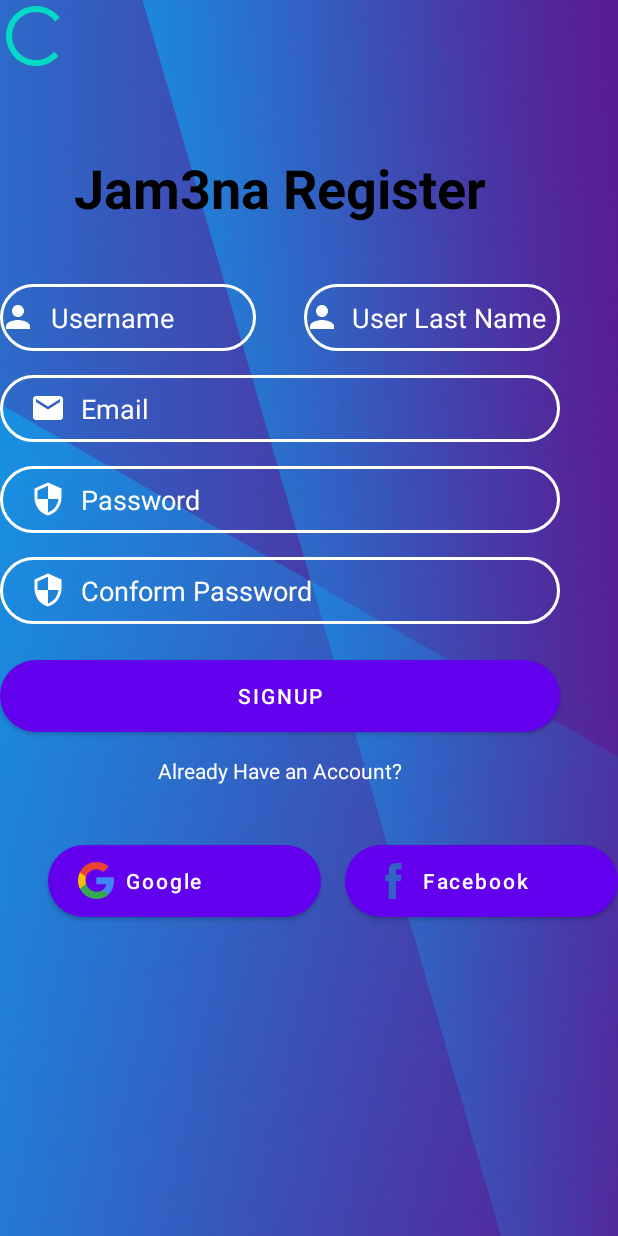
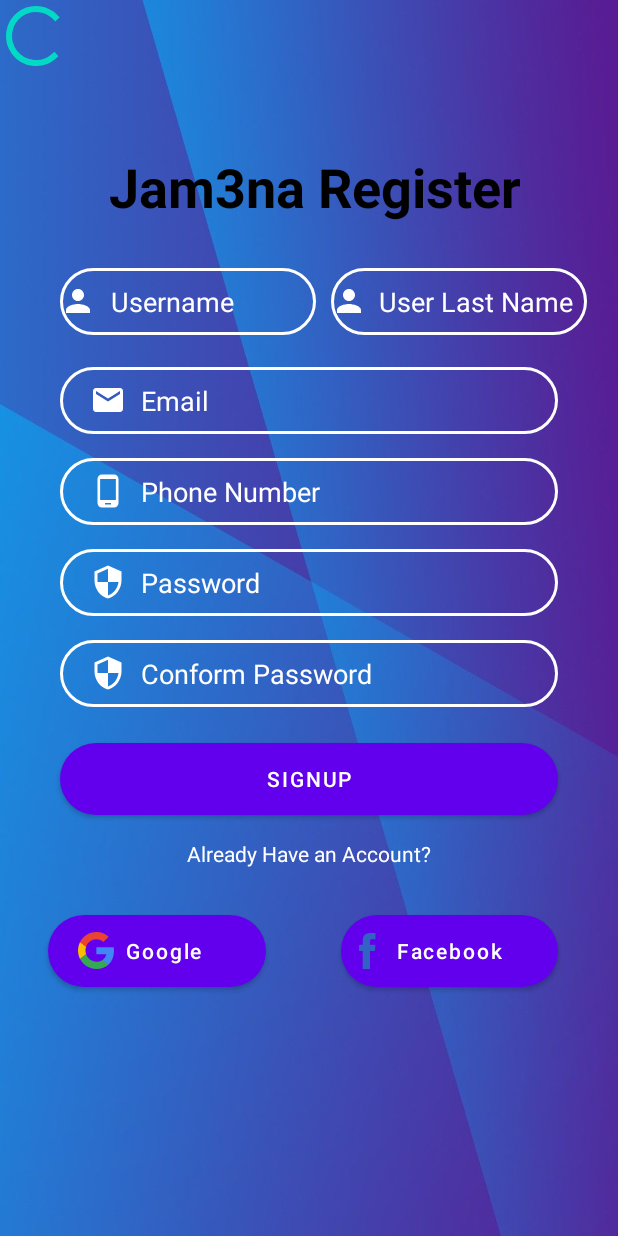
Before and after one commit to talaSilwadi/Jam3na_application_2021, an Android app: the layout activity_register_controller.xml on its own in the app's theme, with its tools: preview values and no code run, on a phone screen of 412 x 824 dp. Run offline under Robolectric (Android 15) with nearby library versions, the phone set to English and light mode, and no system bars.

Commit message:
signup connected to firebase ,User  profile display data of user

```diff
--- a/app/src/main/AndroidManifest.xml
+++ b/app/src/main/AndroidManifest.xml
@@ -17,7 +17,7 @@
             </intent-filter>
         </activity>
         <activity android:name=".View.RegisterController" />
-        <activity android:name=".View.MainActivity">
+        <activity android:name=".View.profileController">
             <intent-filter>
                 <action android:name="android.intent.action.MAIN" />
 
--- a/app/src/main/java/com/example/jam3na_testing/View/LoginController.java
+++ b/app/src/main/java/com/example/jam3na_testing/View/LoginController.java
@@ -69,7 +69,7 @@ public class LoginController extends AppCompatActivity {
                     public void onComplete(@NonNull Task<AuthResult> task) {
                         if(task.isSuccessful()){
                             Toast.makeText(LoginController.this, "LogIn successfully.", Toast.LENGTH_SHORT).show();
-                            startActivity(new Intent(getApplicationContext(),MainActivity.class));
+                            startActivity(new Intent(getApplicationContext(), profileController.class));
 
                         }else{
                             Toast.makeText(LoginController.this, "Error!" + task.getException().getMessage(), Toast.LENGTH_SHORT).show();
--- /dev/null
+++ b/app/src/main/res/drawable/ic_phone.xml
@@ -0,0 +1,5 @@
+<vector android:height="24dp" android:tint="#FFFFFF"
+    android:viewportHeight="24" android:viewportWidth="24"
+    android:width="24dp" xmlns:android="http://schemas.android.com/apk/res/android">
+    <path android:fillColor="@android:color/white" android:pathData="M16,1L8,1C6.34,1 5,2.34 5,4v16c0,1.66 1.34,3 3,3h8c1.66,0 3,-1.34 3,-3L19,4c0,-1.66 -1.34,-3 -3,-3zM14,21h-4v-1h4v1zM17.25,18L6.75,18L6.75,4h10.5v14z"/>
+</vector>
--- a/app/src/main/res/layout/activity_register_controller.xml
+++ b/app/src/main/res/layout/activity_register_controller.xml
@@ -5,6 +5,7 @@
     android:layout_width="match_parent"
     android:layout_height="match_parent"
     android:background="@drawable/bb">
+
 
     <TextView
         android:id="@+id/logo"
@@ -16,28 +17,25 @@
         android:textStyle="bold"
         android:visibility="visible"
         app:layout_constraintBottom_toBottomOf="parent"
-        app:layout_constraintEnd_toEndOf="@id/linearLayout"
+        app:layout_constraintEnd_toEndOf="parent"
+        app:layout_constraintHorizontal_bias="0.333"
         app:layout_constraintStart_toStartOf="@id/btnRegister"
         app:layout_constraintTop_toTopOf="parent"
-        app:layout_constraintVertical_bias="0.13"
 
 
-        />
-
-
+        app:layout_constraintVertical_bias="0.129" />
 
     <LinearLayout
         android:id="@+id/linearLayout"
-        android:layout_width="wrap_content"
-        android:layout_height="wrap_content"
-        android:layout_marginTop="40dp"
-        android:gravity="center"
+        android:layout_width="match_parent"
+        android:layout_height="50dp"
+        android:layout_marginTop="30dp"
         android:orientation="horizontal"
         android:layout_marginStart="40dp"
         android:textAlignment="center"
         app:layout_constraintEnd_toEndOf="@+id/logo"
         app:layout_constraintHorizontal_bias="0.0"
-        app:layout_constraintStart_toStartOf="@+id/btnlogin"
+        app:layout_constraintStart_toStartOf="parent"
         app:layout_constraintTop_toBottomOf="@+id/logo"
         tools:ignore="UnknownIdInLayout">
 
@@ -66,7 +64,7 @@
             android:id="@+id/inputLastUsername"
             android:layout_width="wrap_content"
             android:layout_height="wrap_content"
-            android:layout_marginStart="32dp"
+            android:layout_marginStart="10dp"
             android:layout_marginTop="0dp"
             android:layout_marginEnd="0dp"
             android:background="@drawable/input_bg"
@@ -90,6 +88,7 @@
         android:layout_width="0dp"
         android:layout_height="wrap_content"
         android:layout_marginTop="16dp"
+        android:layout_marginEnd="40dp"
         android:background="@drawable/input_bg"
         android:drawableLeft="@drawable/ic_email"
         android:drawablePadding="10dp"
@@ -108,6 +107,29 @@
         tools:ignore="TextFields" />
 
     <EditText
+        android:id="@+id/inputPhoneNumber"
+        android:layout_width="0dp"
+        android:layout_height="wrap_content"
+        android:layout_marginTop="16dp"
+        android:layout_marginEnd="40dp"
+        android:background="@drawable/input_bg"
+        android:drawableLeft="@drawable/ic_phone"
+        android:drawablePadding="10dp"
+        android:ems="10"
+        android:hint="Phone Number"
+        android:inputType="phone"
+        android:paddingLeft="20dp"
+        android:paddingTop="10dp"
+        android:paddingRight="0dp"
+        android:paddingBottom="10dp"
+        android:textColor="@color/colorWhite"
+        android:textColorHint="@color/colorWhite"
+        app:layout_constraintEnd_toEndOf="parent"
+        app:layout_constraintStart_toStartOf="@+id/inputEmail"
+        app:layout_constraintTop_toBottomOf="@+id/inputEmail"
+        tools:ignore="TextFields" />
+
+    <EditText
         android:id="@+id/inputPassword"
         android:layout_width="0dp"
         android:layout_height="wrap_content"
@@ -117,16 +139,16 @@
         android:drawablePadding="10dp"
         android:ems="10"
         android:hint="Password"
-        android:inputType="textVisiblePassword"
+        android:inputType="textPassword"
         android:paddingLeft="20dp"
         android:paddingTop="10dp"
         android:paddingRight="10dp"
         android:paddingBottom="10dp"
         android:textColor="@color/colorWhite"
         android:textColorHint="@color/colorWhite"
-        app:layout_constraintEnd_toEndOf="@+id/inputEmail"
-        app:layout_constraintStart_toStartOf="@+id/inputEmail"
-        app:layout_constraintTop_toBottomOf="@+id/inputEmail" />
+        app:layout_constraintEnd_toEndOf="@+id/inputPhoneNumber"
+        app:layout_constraintStart_toStartOf="@+id/inputPhoneNumber"
+        app:layout_constraintTop_toBottomOf="@+id/inputPhoneNumber" />
 
     <EditText
         android:id="@+id/inputConformPassword"
@@ -138,7 +160,7 @@
         android:drawablePadding="10dp"
         android:ems="10"
         android:hint="Conform Password"
-        android:inputType="textVisiblePassword"
+        android:inputType="textPassword"
         android:paddingLeft="20dp"
         android:paddingTop="10dp"
         android:paddingRight="10dp"
@@ -177,7 +199,7 @@
         android:layout_width="0dp"
         android:layout_height="wrap_content"
         android:layout_marginStart="32dp"
-        android:layout_marginEnd="8dp"
+        android:layout_marginEnd="50dp"
         android:background="@drawable/btn_bg"
         android:drawableLeft="@drawable/ic_google"
         android:drawablePadding="10dp"
@@ -196,11 +218,12 @@
         android:id="@+id/btnFacebook"
         android:layout_width="0dp"
         android:layout_height="wrap_content"
-        android:layout_marginStart="8dp"
+        android:layout_marginEnd="40dp"
         android:background="@drawable/btn_bg"
         android:drawableLeft="@drawable/ic_facebook"
         android:drawablePadding="10dp"
-        android:paddingLeft="20dp"
+        android:paddingLeft="5dp"
+        android:layout_marginRight="50dp"
         android:text="Facebook"
         android:textAlignment="textStart"
         android:textAllCaps="false"
--- a/app/src/main/res/layout/create_group.xml
+++ b/app/src/main/res/layout/create_group.xml
@@ -4,7 +4,7 @@
     xmlns:tools="http://schemas.android.com/tools"
     android:layout_width="match_parent"
     android:layout_height="match_parent"
-    tools:context=".View.MainActivity">
+    tools:context=".View.profileController">
 
     <ImageView
         android:id="@+id/imageView"
```
Also changed, not shown: app/src/main/java/com/example/jam3na_testing/View/MainActivity.java (deleted, +0 -16 lines), app/src/main/java/com/example/jam3na_testing/View/RegisterController.java (+46 -18 lines), app/src/main/java/com/example/jam3na_testing/View/profileController.java (added, +59 -0 lines), app/src/main/res/drawable/ic_person_black_24.xml (added, +10 -0 lines), app/src/main/res/layout/activity_main.xml (deleted, +0 -18 lines), app/src/main/res/layout/profile_activity.xml (added, +85 -0 lines).
